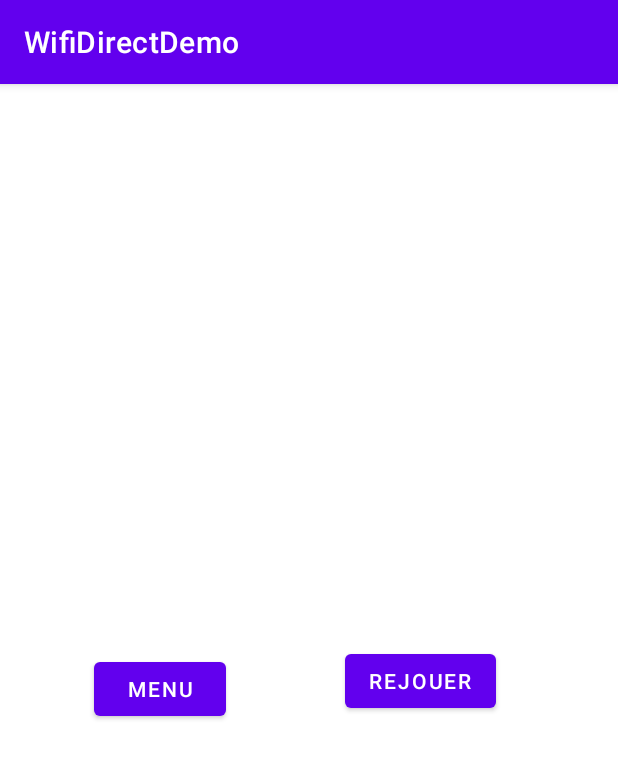
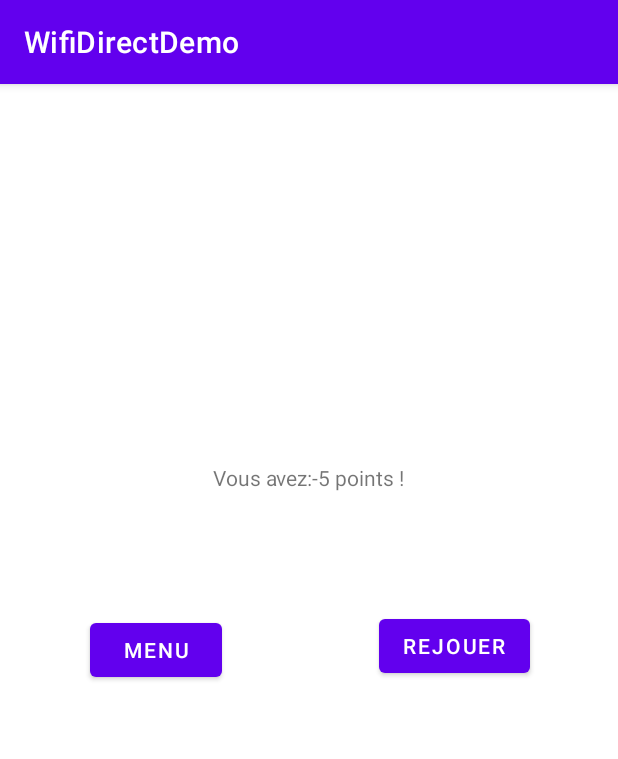
Before and after one commit to MariusLD/PROJETPROGM, an Android app built with Jetpack Compose: the WinLoose screen opened directly, with no data from a screen before it, on a phone screen of 412 x 824 dp. Shown: the top 759 px of the screen. Run offline under Robolectric (Android 15) with nearby library versions, the phone set to English and light mode, and no system bars.

Commit message:
add score & music to the winnner and looser

```diff
--- a/app/src/main/java/com/example/progmprojet/DeviceDetailFragment.kt
+++ b/app/src/main/java/com/example/progmprojet/DeviceDetailFragment.kt
@@ -119,7 +119,9 @@ class DeviceDetailFragment() : Fragment(), ConnectionInfoListener {
     fun win(score : Int){
         val serviceIntent = Intent(activity, WinLoose::class.java)
         serviceIntent.putExtra("win",score)
+        serviceIntent.putExtra("score",this.score)
         activity.startActivity(serviceIntent)
+        this.score=0
     }
     fun sendScore(){
 
--- a/app/src/main/java/com/example/progmprojet/FileTransferService.kt
+++ b/app/src/main/java/com/example/progmprojet/FileTransferService.kt
@@ -55,6 +55,7 @@ class FileTransferService : IntentService {
                         var gagne=inputstream.readInt()
                         val intent = Intent("com.example.progmprojet.ACTION_ENVOI_JEUX")
                         intent.putExtra("win", gagne)
+                        //intent.putExtra("score", point)
                         sendBroadcast(intent)
                     }else {
                         if (jeu != null) {
--- a/app/src/main/java/com/example/progmprojet/MyReceiver.kt
+++ b/app/src/main/java/com/example/progmprojet/MyReceiver.kt
@@ -90,7 +90,6 @@ class MyReceiver
             }
         }else if ("com.example.progmprojet.ACTION_ENVOI_JEUX" == action){
             val jeu1 = intent?.getIntExtra("win",-5)
-            System.out.println("JEU")
             if (jeu1 != null) {
                 activity.win(jeu1)
             }
--- a/app/src/main/java/com/example/progmprojet/WinLoose.kt
+++ b/app/src/main/java/com/example/progmprojet/WinLoose.kt
@@ -1,6 +1,7 @@
 package com.example.progmprojet
 
 import android.content.Intent
+import android.media.MediaPlayer
 import androidx.appcompat.app.AppCompatActivity
 import android.os.Bundle
 import android.widget.Button
@@ -13,8 +14,9 @@ class WinLoose : AppCompatActivity() {
 
         val intent = getIntent()
         val extraValue = intent.getIntExtra("win",-5)
+        val score = intent.getIntExtra("score",-5)
         var texte:String=""
-        if(extraValue==1){
+        if(extraValue==1 ||extraValue==10){
             texte="Vous avez Gagné"
         }else if(extraValue==0){
             texte="Egaliter"
@@ -24,11 +26,18 @@ class WinLoose : AppCompatActivity() {
         val textView : TextView =findViewById(R.id.textViewWinLoose)
         textView.setText(texte)
 
+        val textScore : TextView =findViewById(R.id.textScore)
+        textScore.setText("Vous avez:"+score+" points !")
         val button: Button = findViewById(R.id.buttonMenu)
-
+        var mediaPlayer = MediaPlayer.create(this, R.raw.loose)
+        if(extraValue >-1){
+            mediaPlayer = MediaPlayer.create(this, R.raw.win)
+        }
+        mediaPlayer.start()
         button.setOnClickListener{
             val intent = Intent(this, MainActivity::class.java)
             startActivity(intent)
+            mediaPlayer.stop()
             finish()
         }
 
@@ -36,6 +45,7 @@ class WinLoose : AppCompatActivity() {
         play.setOnClickListener{
             val intent = Intent(this, WifiDirectActivity::class.java)
             startActivity(intent)
+            mediaPlayer.stop()
             finish()
         }
     }
--- a/app/src/main/res/layout/activity_win_loose.xml
+++ b/app/src/main/res/layout/activity_win_loose.xml
@@ -10,7 +10,7 @@
         android:id="@+id/textViewWinLoose"
         android:layout_width="wrap_content"
         android:layout_height="wrap_content"
-        android:layout_marginTop="260dp"
+        android:layout_marginTop="152dp"
         android:text="TextView"
         app:layout_constraintEnd_toEndOf="parent"
         app:layout_constraintHorizontal_bias="0.498"
@@ -24,10 +24,10 @@
         android:text="Menu"
         app:layout_constraintBottom_toBottomOf="parent"
         app:layout_constraintEnd_toStartOf="@+id/buttonRejouer"
-        app:layout_constraintHorizontal_bias="0.442"
+        app:layout_constraintHorizontal_bias="0.365"
         app:layout_constraintStart_toStartOf="parent"
         app:layout_constraintTop_toBottomOf="@+id/textViewWinLoose"
-        app:layout_constraintVertical_bias="0.227" />
+        app:layout_constraintVertical_bias="0.332" />
 
     <Button
         android:id="@+id/buttonRejouer"
@@ -37,8 +37,17 @@
         android:text="Rejouer"
         app:layout_constraintBottom_toBottomOf="parent"
         app:layout_constraintEnd_toEndOf="parent"
-        app:layout_constraintHorizontal_bias="0.738"
+        app:layout_constraintHorizontal_bias="0.812"
         app:layout_constraintStart_toStartOf="parent"
         app:layout_constraintTop_toBottomOf="@+id/textViewWinLoose"
-        app:layout_constraintVertical_bias="0.11" />
+        app:layout_constraintVertical_bias="0.256" />
+
+    <TextView
+        android:id="@+id/textScore"
+        android:layout_width="wrap_content"
+        android:layout_height="wrap_content"
+        app:layout_constraintBottom_toTopOf="@+id/buttonMenu"
+        app:layout_constraintEnd_toEndOf="parent"
+        app:layout_constraintStart_toStartOf="parent"
+        app:layout_constraintTop_toBottomOf="@+id/textViewWinLoose" />
 </androidx.constraintlayout.widget.ConstraintLayout>
```
Also changed, not shown: app/src/main/java/com/example/progmprojet/MainActivity.kt (+11 -1 lines), 2 other files.
